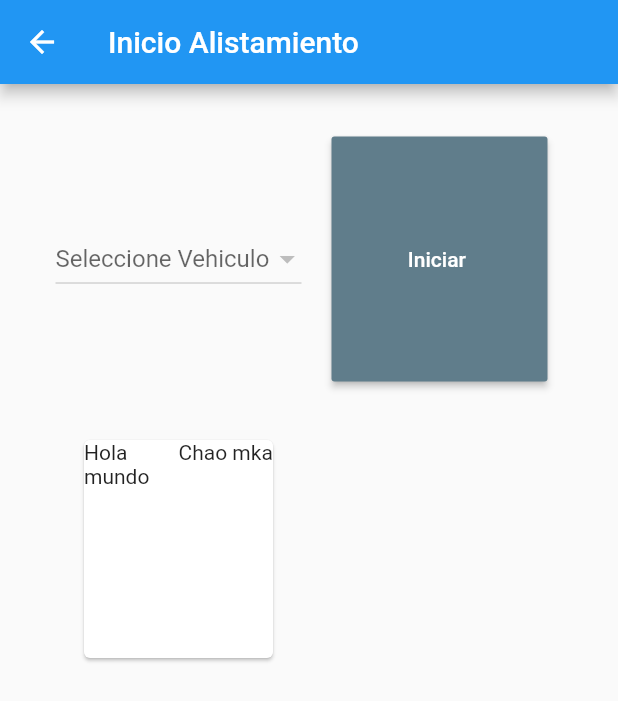
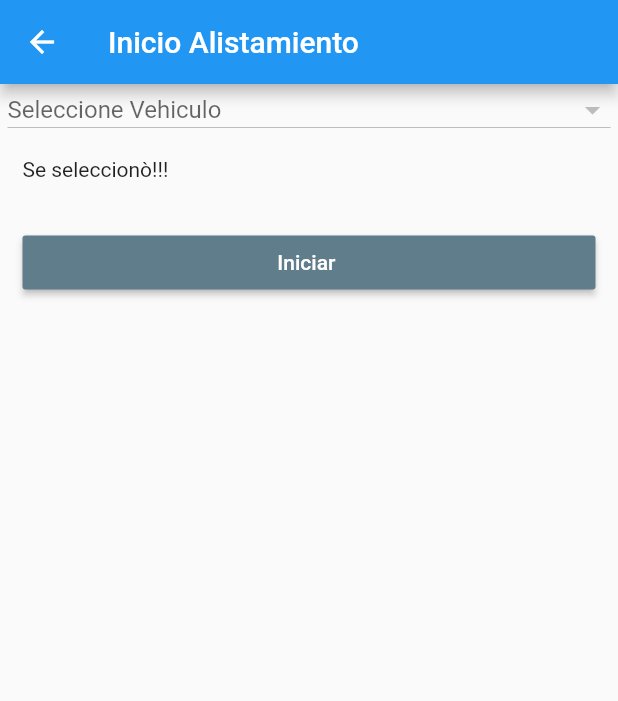
Before and after one commit to wahello/gpscontrol_app, a Flutter app: the InitAlistamiento screen opened by its route, on a phone screen of 412 x 824 dp. Shown: the top 701 px of the screen. Run offline on Flutter 3.47's test engine with Material 2 defaults, Android fonts, the phone set to English and light mode, and no system bars; our stand-ins replace camera, flutter_cache_manager, flutter_login, flutter_slidable, font_awesome_flutter, shared_preferences and 1 more; missing offline and left inert: flat_icons_flutter, flutter_webview_plugin, odoo_api; accounts and stored records are empty; Roboto replaces fonts that are missing (NotoSans, OpenSans).

Commit message:
update finish

```diff
--- a/lib/ui/init_alistamiento.dart
+++ b/lib/ui/init_alistamiento.dart
@@ -110,6 +110,11 @@ class _InitAlistamientoState extends State<InitAlistamiento> {
     }
   }
 
+  Future<String> buildInfoUnit() async{
+    SharedPreferences prefs = await SharedPreferences.getInstance();
+    return 'ok';
+  }
+
   _init_alistamiento(bool init_state, String user, String vehiculo){
     nuevoAlistamiento.folio = '';
     nuevoAlistamiento.state = '';
@@ -170,27 +175,21 @@ class _InitAlistamientoState extends State<InitAlistamiento> {
       ),
         title: Text("Inicio Alistamiento"),
       ),
-      body: Container(
-          child: GridView.count(
-            padding: const EdgeInsets.symmetric(
-              horizontal: 32.0,
-              vertical: 20,
-            ),
-            childAspectRatio: .9,
-            scrollDirection: Axis.vertical,
-            // crossAxisSpacing: 5,
-            crossAxisCount: 2,
-            children: [
+      body: ListView(
+                children: <Widget>[
                   FutureBuilder(
                     future: getVehicles(),
                     builder: (BuildContext context, AsyncSnapshot snapshot) {
                       if(snapshot.connectionState == ConnectionState.done){
                         return Padding(
                           padding: EdgeInsets.all(5.0),
-                          child: Center(
-                            child: DropdownButton(
+                          child: Column(
+                            children: <Widget>[
+                              DropdownButton(
                                 hint: Text(msg), // Not necessary
                                 value: _selectedCar,
+                                isExpanded: true,
+                                isDense: true,
                                 onChanged: (newValue) {
                                   setState(() {
                                     _selectedCar = newValue.toString();
@@ -206,7 +205,8 @@ class _InitAlistamientoState extends State<InitAlistamiento> {
                                     value: unit.id,
                                   );
                               }).toList(),
-                            ),
+                              )
+                            ],
                           ),
                         );
                       }else if(snapshot.hasError){
@@ -233,8 +233,24 @@ class _InitAlistamientoState extends State<InitAlistamiento> {
                             ),
                           ),
                         );
+
                       }
                     },
+                  ),
+                  Padding(
+                    padding: EdgeInsets.all(15.0),
+                    child: FutureBuilder(
+                      future: buildInfoUnit(),
+                      builder: (BuildContext context, AsyncSnapshot snapshot) {
+                        if(snapshot.connectionState == ConnectionState.done){
+                          if(btnColor == Colors.grey){
+                            return Text('...');
+                          }else{
+                            return Text('Se seleccionò!!!');
+                          }
+                        }
+                      },
+                    ),
                   ),
                   Padding(
                           padding: EdgeInsets.all(15.0),
@@ -258,25 +274,10 @@ class _InitAlistamientoState extends State<InitAlistamiento> {
                         ),
                   Padding(
                     padding: EdgeInsets.all(20),
-                    child: Card(
-                      child: Container(
-                        width: 100.0,
-                        height: 100.0,
-                        child: GridView.count(
-                          crossAxisCount: 2 ,
-                          children: <Widget>[
-                            Text('Hola mundo'),
-                            Text('Chao mka')
+                    child: Text(auxJson),
+                  ),
                 ],
-                        ),
-
-                      ),
-                    ),
-                  )
-            ],
-          ),
-        ),
-      );
+              ),);
 
   }
   /*
```
Lines whose indentation alone changed are shown as unchanged.
